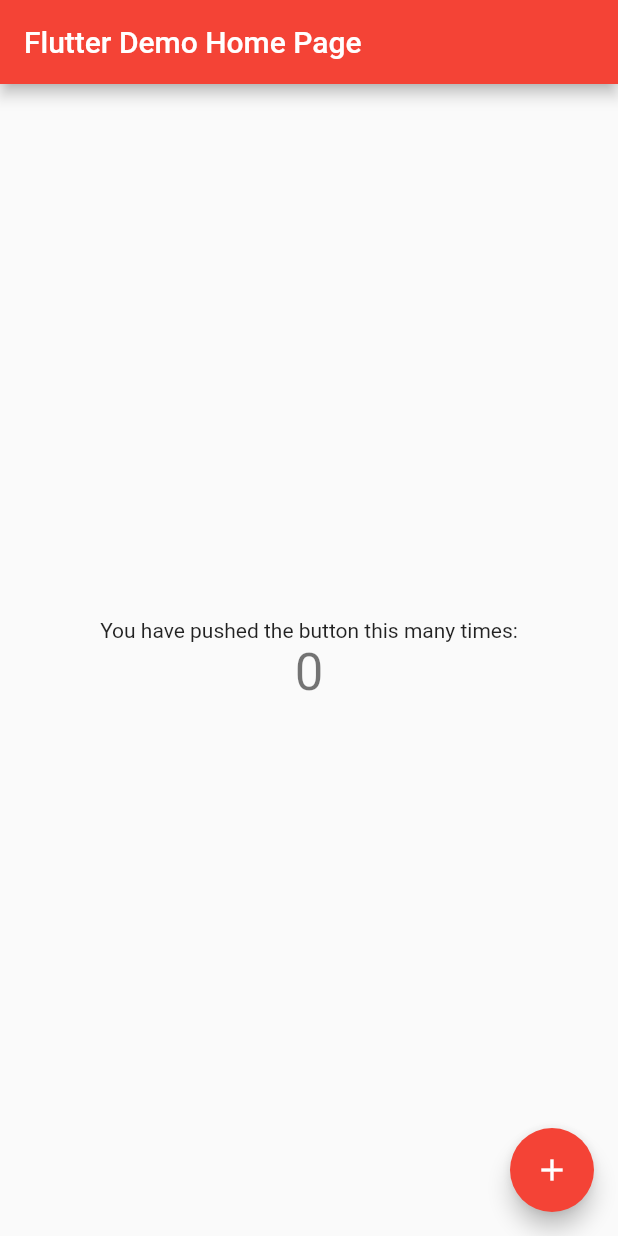
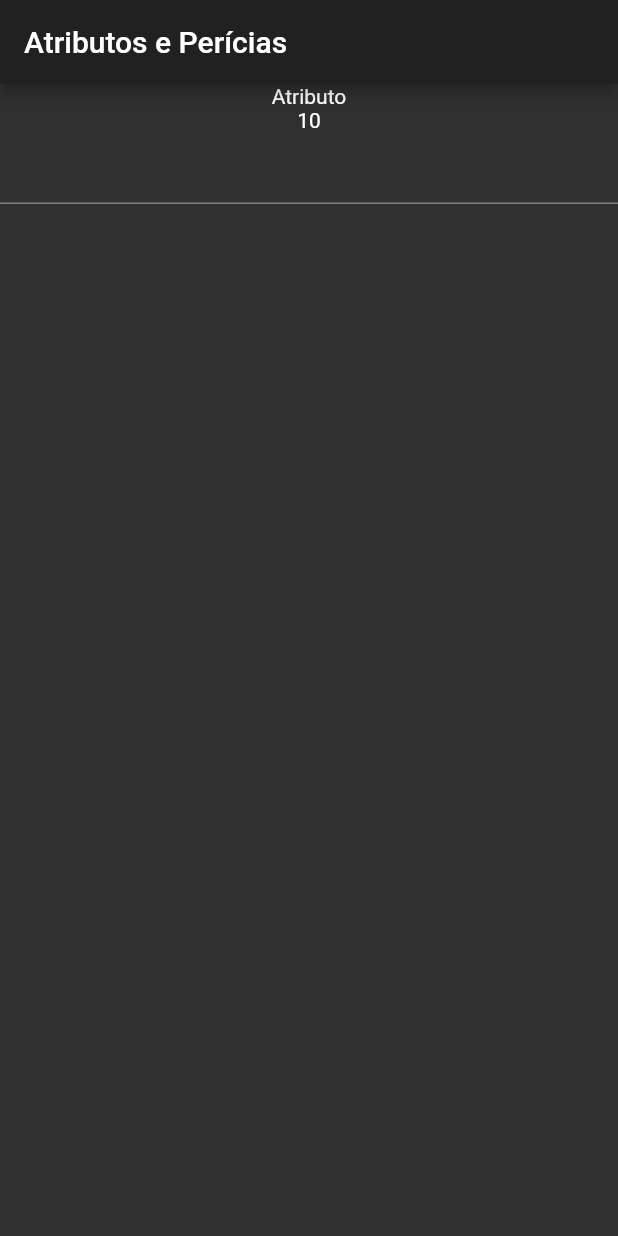
Before and after one commit to DavidDaSilvaFerreira/T20App, a Flutter app: the screen it shows after launch, on a phone screen of 412 x 824 dp. Run offline on Flutter 3.47's test engine with Material 2 defaults, Android fonts, the phone set to English and light mode, and no system bars.

Commit message:
Atribute Modifier Calc

```diff
--- /dev/null
+++ b/t20app/lib/app/app_widget.dart
@@ -0,0 +1,19 @@
+import 'package:flutter/material.dart';
+import 'package:t20app/app/pages/Ficha/basic_status_page.dart';
+import 'package:t20app/app/pages/my_home_page.dart';
+
+class AppWidget extends StatelessWidget {
+  // This widget is the root of your application.
+  @override
+  Widget build(BuildContext context) {
+    return MaterialApp(
+      title: 'Flutter Demo',
+      theme: ThemeData(
+        primarySwatch: Colors.red,
+        visualDensity: VisualDensity.adaptivePlatformDensity,
+        brightness: Brightness.dark,
+      ),
+      home: BasicStatusPage(),
+    );
+  }
+}
--- /dev/null
+++ b/t20app/lib/app/components/atribute_widget.dart
@@ -0,0 +1,31 @@
+import 'package:flutter/material.dart';
+import 'package:flutter/services.dart';
+import 'package:t20app/app/controller/modifier_controller.dart';
+
+class AtributeWidget extends StatelessWidget {
+  const AtributeWidget({Key key}) : super(key: key);
+
+  @override
+  Widget build(BuildContext context) {
+    ModifierController modifierController = ModifierController();
+    return Container(
+      child: Column(
+        children: <Widget>[
+          Text('Atributo'),
+          ValueListenableBuilder(
+              valueListenable: modifierController.modifierValue,
+              builder: (context, modifier, children) {
+                return Text(modifier.toString());
+              }),
+          TextField(
+            keyboardType: TextInputType.number,
+            onChanged: (text) {
+              modifierController.changeModifier("$text");
+            },
+            //inputFormatters: <TextInputFormatter>[WhitelistingTextInputFormatter.digitsOnly],
+          )
+        ],
+      ),
+    );
+  }
+}
--- /dev/null
+++ b/t20app/lib/app/controller/modifier_controller.dart
@@ -0,0 +1,13 @@
+import 'package:flutter/cupertino.dart';
+
+class ModifierController {
+  final modifierValue = ValueNotifier<int>(10);
+
+  changeModifier(String atribute) {
+    if (atribute == '' || atribute == null) {
+      modifierValue.value = 10;
+    } else {
+      modifierValue.value = (-5) + ((int.parse(atribute) / 2).floor());
+    }
+  }
+}
--- /dev/null
+++ b/t20app/lib/app/pages/Ficha/basic_status_page.dart
@@ -0,0 +1,24 @@
+import 'package:flutter/cupertino.dart';
+import 'package:flutter/material.dart';
+import 'package:t20app/app/components/atribute_widget.dart';
+
+class BasicStatusPage extends StatefulWidget {
+  BasicStatusPage({Key key}) : super(key: key);
+
+  @override
+  _BasicStatusPageState createState() => _BasicStatusPageState();
+}
+
+class _BasicStatusPageState extends State<BasicStatusPage> {
+  @override
+  Widget build(BuildContext context) {
+    return Scaffold(
+      appBar: AppBar(
+        title: Text('Atributos e Perícias'),
+      ),
+      body: Center(
+        child: AtributeWidget(),
+      ),
+    );
+  }
+}
--- a/t20app/lib/main.dart
+++ b/t20app/lib/main.dart
@@ -1,117 +1,6 @@
 import 'package:flutter/material.dart';
+import 'package:t20app/app/app_widget.dart';
 
 void main() {
-  runApp(MyApp());
+  runApp(AppWidget());
 }
-
-class MyApp extends StatelessWidget {
-  // This widget is the root of your application.
-  @override
-  Widget build(BuildContext context) {
-    return MaterialApp(
-      title: 'Flutter Demo',
-      theme: ThemeData(
-        // This is the theme of your application.
-        //
-        // Try running your application with "flutter run". You'll see the
-        // application has a blue toolbar. Then, without quitting the app, try
-        // changing the primarySwatch below to Colors.green and then invoke
-        // "hot reload" (press "r" in the console where you ran "flutter run",
-        // or simply save your changes to "hot reload" in a Flutter IDE).
-        // Notice that the counter didn't reset back to zero; the application
-        // is not restarted.
-        primarySwatch: Colors.red,
-        // This makes the visual density adapt to the platform that you run
-        // the app on. For desktop platforms, the controls will be smaller and
-        // closer together (more dense) than on mobile platforms.
-        visualDensity: VisualDensity.adaptivePlatformDensity,
-      ),
-      home: MyHomePage(title: 'Flutter Demo Home Page'),
-    );
-  }
-}
-
-class MyHomePage extends StatefulWidget {
-  MyHomePage({Key key, this.title}) : super(key: key);
-
-  // This widget is the home page of your application. It is stateful, meaning
-  // that it has a State object (defined below) that contains fields that affect
-  // how it looks.
-
-  // This class is the configuration for the state. It holds the values (in this
-  // case the title) provided by the parent (in this case the App widget) and
-  // used by the build method of the State. Fields in a Widget subclass are
-  // always marked "final".
-
-  final String title;
-
-  @override
-  _MyHomePageState createState() => _MyHomePageState();
-}
-
-class _MyHomePageState extends State<MyHomePage> {
-  int _counter = 0;
-
-  void _incrementCounter() {
-    setState(() {
-      // This call to setState tells the Flutter framework that something has
-      // changed in this State, which causes it to rerun the build method below
-      // so that the display can reflect the updated values. If we changed
-      // _counter without calling setState(), then the build method would not be
-      // called again, and so nothing would appear to happen.
-      _counter++;
-    });
-  }
-
-  @override
-  Widget build(BuildContext context) {
-    // This method is rerun every time setState is called, for instance as done
-    // by the _incrementCounter method above.
-    //
-    // The Flutter framework has been optimized to make rerunning build methods
-    // fast, so that you can just rebuild anything that needs updating rather
-    // than having to individually change instances of widgets.
-    return Scaffold(
-      appBar: AppBar(
-        // Here we take the value from the MyHomePage object that was created by
-        // the App.build method, and use it to set our appbar title.
-        title: Text(widget.title),
-      ),
-      body: Center(
-        // Center is a layout widget. It takes a single child and positions it
-        // in the middle of the parent.
-        child: Column(
-          // Column is also a layout widget. It takes a list of children and
-          // arranges them vertically. By default, it sizes itself to fit its
-          // children horizontally, and tries to be as tall as its parent.
-          //
-          // Invoke "debug painting" (press "p" in the console, choose the
-          // "Toggle Debug Paint" action from the Flutter Inspector in Android
-          // Studio, or the "Toggle Debug Paint" command in Visual Studio Code)
-          // to see the wireframe for each widget.
-          //
-          // Column has various properties to control how it sizes itself and
-          // how it positions its children. Here we use mainAxisAlignment to
-          // center the children vertically; the main axis here is the vertical
-          // axis because Columns are vertical (the cross axis would be
-          // horizontal).
-          mainAxisAlignment: MainAxisAlignment.center,
-          children: <Widget>[
-            Text(
-              'You have pushed the button this many times:',
-            ),
-            Text(
-              '$_counter',
-              style: Theme.of(context).textTheme.headline4,
-            ),
-          ],
-        ),
-      ),
-      floatingActionButton: FloatingActionButton(
-        onPressed: _incrementCounter,
-        tooltip: 'Increment',
-        child: Icon(Icons.add),
-      ), // This trailing comma makes auto-formatting nicer for build methods.
-    );
-  }
-}
```
Also changed, not shown: t20app/lib/app/pages/my_home_page.dart (added, +48 -0 lines), t20app/lib/app/controller/app_controller.dart (added), 1 other file.
